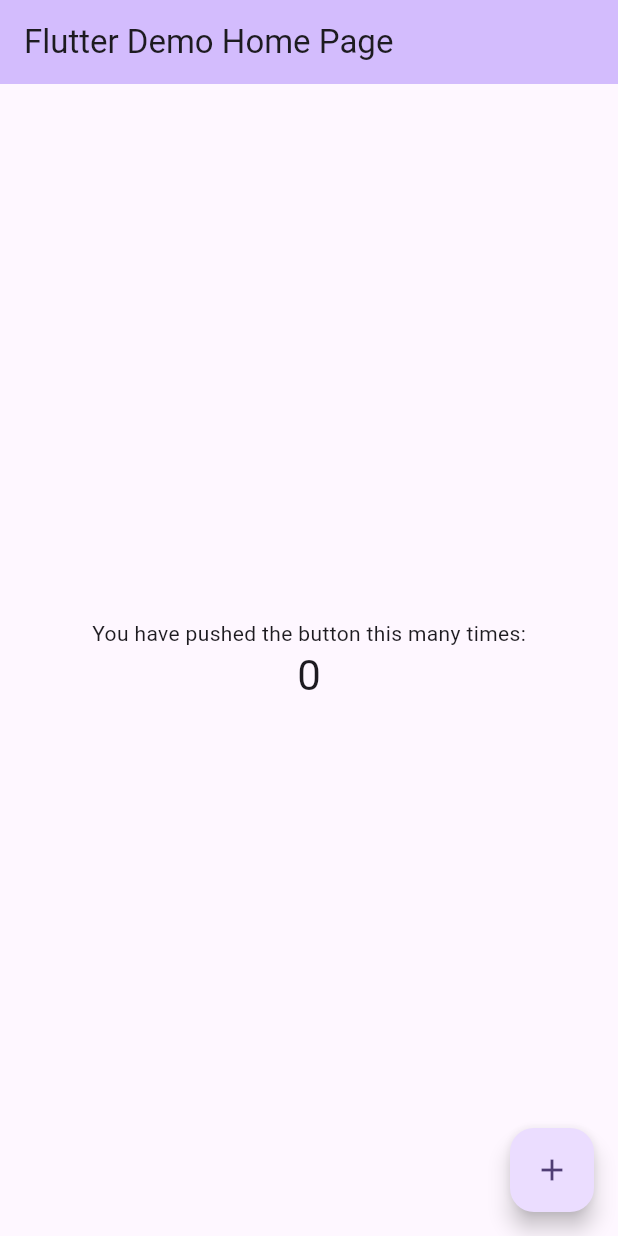
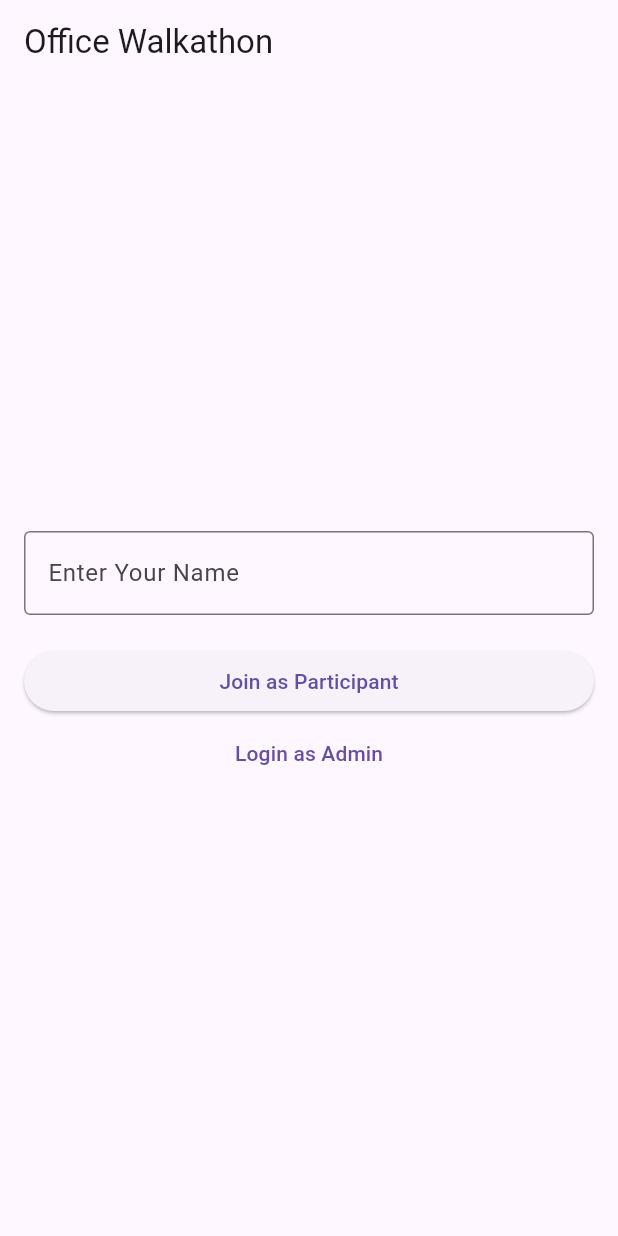
Before and after one commit to royalzlife/office-walkathon-app, a Flutter app: the screen it shows after launch, on a phone screen of 412 x 824 dp. Run offline on Flutter 3.47's test engine with Material 3 defaults, Android fonts, the phone set to English and light mode, and no system bars; our stand-ins replace firebase_core, firebase_database, pedometer, permission_handler; missing offline and left inert: gsheets; accounts and stored records are empty; generated files the repository leaves out were written again.

Commit message:
Add all application source code

```diff
--- a/lib/main.dart
+++ b/lib/main.dart
@@ -1,122 +1,37 @@
 import 'package:flutter/material.dart';
+import 'package:firebase_core/firebase_core.dart';
+import 'package:provider/provider.dart';
+import 'package:myapp/screens/role_selection_screen.dart';
+import 'package:myapp/services/firebase_service.dart';
+import 'firebase_options.dart';
 
-void main() {
+void main() async {
+  WidgetsFlutterBinding.ensureInitialized();
+  await Firebase.initializeApp(
+    options: DefaultFirebaseOptions.currentPlatform,
+  );
   runApp(const MyApp());
 }
 
 class MyApp extends StatelessWidget {
-  const MyApp({super.key});
+  const MyApp({Key? key}) : super(key: key);
 
-  // This widget is the root of your application.
   @override
   Widget build(BuildContext context) {
-    return MaterialApp(
-      title: 'Flutter Demo',
-      theme: ThemeData(
-        // This is the theme of your application.
-        //
-        // TRY THIS: Try running your application with "flutter run". You'll see
-        // the application has a purple toolbar. Then, without quitting the app,
-        // try changing the seedColor in the colorScheme below to Colors.green
-        // and then invoke "hot reload" (save your changes or press the "hot
-        // reload" button in a Flutter-supported IDE, or press "r" if you used
-        // the command line to start the app).
-        //
-        // Notice that the counter didn't reset back to zero; the application
-        // state is not lost during the reload. To reset the state, use hot
-        // restart instead.
-        //
-        // This works for code too, not just values: Most code changes can be
-        // tested with just a hot reload.
-        colorScheme: ColorScheme.fromSeed(seedColor: Colors.deepPurple),
+    return MultiProvider(
+      providers: [
+        Provider<FirebaseService>(
+          create: (_) => FirebaseService(),
+        ),
+      ],
+      child: MaterialApp(
+        title: 'Walkathon App',
+        theme: ThemeData(
+          primarySwatch: Colors.blue,
+          visualDensity: VisualDensity.adaptivePlatformDensity,
+        ),
+        home: const RoleSelectionScreen(),
       ),
-      home: const MyHomePage(title: 'Flutter Demo Home Page'),
     );
   }
 }
-
-class MyHomePage extends StatefulWidget {
-  const MyHomePage({super.key, required this.title});
-
-  // This widget is the home page of your application. It is stateful, meaning
-  // that it has a State object (defined below) that contains fields that affect
-  // how it looks.
-
-  // This class is the configuration for the state. It holds the values (in this
-  // case the title) provided by the parent (in this case the App widget) and
-  // used by the build method of the State. Fields in a Widget subclass are
-  // always marked "final".
-
-  final String title;
-
-  @override
-  State<MyHomePage> createState() => _MyHomePageState();
-}
-
-class _MyHomePageState extends State<MyHomePage> {
-  int _counter = 0;
-
-  void _incrementCounter() {
-    setState(() {
-      // This call to setState tells the Flutter framework that something has
-      // changed in this State, which causes it to rerun the build method below
-      // so that the display can reflect the updated values. If we changed
-      // _counter without calling setState(), then the build method would not be
-      // called again, and so nothing would appear to happen.
-      _counter++;
-    });
-  }
-
-  @override
-  Widget build(BuildContext context) {
-    // This method is rerun every time setState is called, for instance as done
-    // by the _incrementCounter method above.
-    //
-    // The Flutter framework has been optimized to make rerunning build methods
-    // fast, so that you can just rebuild anything that needs updating rather
-    // than having to individually change instances of widgets.
-    return Scaffold(
-      appBar: AppBar(
-        // TRY THIS: Try changing the color here to a specific color (to
-        // Colors.amber, perhaps?) and trigger a hot reload to see the AppBar
-        // change color while the other colors stay the same.
-        backgroundColor: Theme.of(context).colorScheme.inversePrimary,
-        // Here we take the value from the MyHomePage object that was created by
-        // the App.build method, and use it to set our appbar title.
-        title: Text(widget.title),
-      ),
-      body: Center(
-        // Center is a layout widget. It takes a single child and positions it
-        // in the middle of the parent.
-        child: Column(
-          // Column is also a layout widget. It takes a list of children and
-          // arranges them vertically. By default, it sizes itself to fit its
-          // children horizontally, and tries to be as tall as its parent.
-          //
-          // Column has various properties to control how it sizes itself and
-          // how it positions its children. Here we use mainAxisAlignment to
-          // center the children vertically; the main axis here is the vertical
-          // axis because Columns are vertical (the cross axis would be
-          // horizontal).
-          //
-          // TRY THIS: Invoke "debug painting" (choose the "Toggle Debug Paint"
-          // action in the IDE, or press "p" in the console), to see the
-          // wireframe for each widget.
-          mainAxisAlignment: MainAxisAlignment.center,
-          children: <Widget>[
-            const Text('You have pushed the button this many times:'),
-            Text(
-              '$_counter',
-              style: Theme.of(context).textTheme.headlineMedium,
-            ),
-          ],
-        ),
-      ),
-      floatingActionButton: FloatingActionButton(
-        onPressed: _incrementCounter,
-        tooltip: 'Increment',
-        child: const Icon(Icons.add),
-      ), // This trailing comma makes auto-formatting nicer for build methods.
-    );
-  }
-}
--- /dev/null
+++ b/lib/screens/role_selection_screen.dart
@@ -0,0 +1,111 @@
+import 'package:flutter/material.dart';
+import 'package:myapp/screens/admin_screen.dart';
+import 'package:myapp/screens/participant_screen.dart';
+import 'package:permission_handler/permission_handler.dart';
+
+class RoleSelectionScreen extends StatefulWidget {
+  const RoleSelectionScreen({Key? key}) : super(key: key);
+
+  @override
+  _RoleSelectionScreenState createState() => _RoleSelectionScreenState();
+}
+
+class _RoleSelectionScreenState extends State<RoleSelectionScreen> {
+  final _nameController = TextEditingController();
+  final _adminPasswordController = TextEditingController();
+  final _formKey = GlobalKey<FormState>();
+
+  @override
+  void initState() {
+    super.initState();
+    _requestPermissions();
+  }
+
+  Future<void> _requestPermissions() async {
+    // Request permission to access motion and activity data for step counting.
+    await Permission.activityRecognition.request();
+  }
+
+  void _navigateToParticipantScreen() {
+    if (_formKey.currentState!.validate()) {
+      Navigator.of(context).push(MaterialPageRoute(
+        builder: (context) => ParticipantScreen(name: _nameController.text.trim()),
+      ));
+    }
+  }
+
+  void _showAdminLogin() {
+    showDialog(
+      context: context,
+      builder: (context) {
+        return AlertDialog(
+          title: const Text('Admin Login'),
+          content: TextField(
+            controller: _adminPasswordController,
+            obscureText: true,
+            decoration: const InputDecoration(hintText: 'Enter password'),
+          ),
+          actions: [
+            TextButton(
+              onPressed: () {
+                // For this project, the password is hardcoded.
+                if (_adminPasswordController.text == 'admin123') {
+                  Navigator.of(context).pop();
+                  Navigator.of(context).push(MaterialPageRoute(
+                    builder: (context) => const AdminScreen(),
+                  ));
+                }
+              },
+              child: const Text('Login'),
+            ),
+          ],
+        );
+      },
+    );
+  }
+
+  @override
+  Widget build(BuildContext context) {
+    return Scaffold(
+      appBar: AppBar(
+        title: const Text('Office Walkathon'),
+      ),
+      body: Padding(
+        padding: const EdgeInsets.all(16.0),
+        child: Form(
+          key: _formKey,
+          child: Column(
+            mainAxisAlignment: MainAxisAlignment.center,
+            children: [
+              TextFormField(
+                controller: _nameController,
+                decoration: const InputDecoration(
+                  labelText: 'Enter Your Name',
+                  border: OutlineInputBorder(),
+                ),
+                validator: (value) {
+                  if (value == null || value.trim().isEmpty) {
+                    return 'Please enter your name';
+                  }
+                  return null;
+                },
+              ),
+              const SizedBox(height: 20),
+              SizedBox(
+                width: double.infinity,
+                child: ElevatedButton(
+                  onPressed: _navigateToParticipantScreen,
+                  child: const Text('Join as Participant'),
+                ),
+              ),
+              TextButton(
+                onPressed: _showAdminLogin,
+                child: const Text('Login as Admin'),
+              ),
+            ],
+          ),
+        ),
+      ),
+    );
+  }
+}
--- /dev/null
+++ b/lib/services/firebase_service.dart
@@ -0,0 +1,49 @@
+import 'package:firebase_database/firebase_database.dart';
+
+class FirebaseService {
+  final DatabaseReference _dbRef = FirebaseDatabase.instance.ref();
+
+  // Admin functions
+  Future<void> startCompetition() async {
+    await _dbRef.child('participants').remove();
+    await _dbRef.child('competition').set({
+      'status': 'in_progress',
+      'startTime': ServerValue.timestamp,
+    });
+  }
+
+  Future<void> stopCompetition() async {
+    await _dbRef.child('competition').update({
+      'status': 'finished',
+    });
+  }
+
+  // Participant functions
+  Future<void> addParticipant(String name) async {
+    await _dbRef.child('participants').child(name).set({
+      'name': name,
+      'steps': 0,
+    });
+  }
+
+  Future<void> updateStepCount(String name, int steps) async {
+    await _dbRef.child('participants').child(name).update({
+      'steps': steps,
+    });
+  }
+
+  // Streams for real-time updates
+  Stream<Map<String, dynamic>> getCompetitionState() {
+    return _dbRef.child('competition').onValue.map((event) {
+      final data = event.snapshot.value as Map<dynamic, dynamic>? ?? {};
+      return data.map((key, value) => MapEntry(key.toString(), value));
+    });
+  }
+
+  Stream<Map<String, dynamic>> getParticipantsStream() {
+    return _dbRef.child('participants').onValue.map((event) {
+      final data = event.snapshot.value as Map<dynamic, dynamic>? ?? {};
+      return data.map((key, value) => MapEntry(key.toString(), value));
+    });
+  }
+}
--- /dev/null
+++ b/lib/services/sheets_service.dart
@@ -0,0 +1,43 @@
+import 'package:gsheets/gsheets.dart';
+
+class SheetsService {
+  // ❗️ IMPORTANT: Replace the placeholder text below with your actual credentials.
+  static const _credentials = r'''
+  {
+    "type": "service_account",
+    "project_id": "your-project-id",
+    "private_key_id": "your-private-key-id",
+    "private_key": "-----BEGIN PRIVATE KEY-----\nYOUR_PRIVATE_KEY\n-----END PRIVATE KEY-----\n",
+    "client_email": "your-client-email@your-project-id.iam.gserviceaccount.com",
+    "client_id": "your-client-id",
+    "auth_uri": "https://accounts.google.com/o/oauth2/auth",
+    "token_uri": "https://oauth2.googleapis.com/token",
+    "auth_provider_x509_cert_url": "https://www.googleapis.com/oauth2/v1/certs",
+    "client_x509_cert_url": "https://www.googleapis.com/robot/v1/metadata/x509/your-client-email%40your-project-id.iam.gserviceaccount.com"
+  }
+  ''';
+
+  // ❗️ IMPORTANT: Replace this with your actual Google Sheet ID.
+  static const _spreadsheetId = 'your_spreadsheet_id';
+
+  final GSheets _gsheets = GSheets(_credentials);
+  Spreadsheet? _spreadsheet;
+
+  // Initializes the connection to your specific spreadsheet
+  Future<void> _init() async {
+    _spreadsheet ??= await _gsheets.spreadsheet(_spreadsheetId);
+  }
+
+  // Appends a new row to the 'Results' sheet with the final data
+  Future<void> uploadToSheet(String name, int steps) async {
+    await _init();
+    final sheet = _spreadsheet!.worksheetByTitle('Results') ?? await _spreadsheet!.addWorksheet('Results');
+
+    final firstRow = await sheet.values.row(1, fromColumn: 1);
+    if (firstRow.isEmpty) {
+        await sheet.values.insertRow(1, ['Name', 'Steps', 'Timestamp']);
+    }
+
+    await sheet.values.appendRow([name, steps, DateTime.now().toIso8_601String()]);
+  }
+}
```
Also changed, not shown: lib/screens/admin_screen.dart (added, +102 -0 lines), lib/screens/participant_screen.dart (added, +150 -0 lines).
